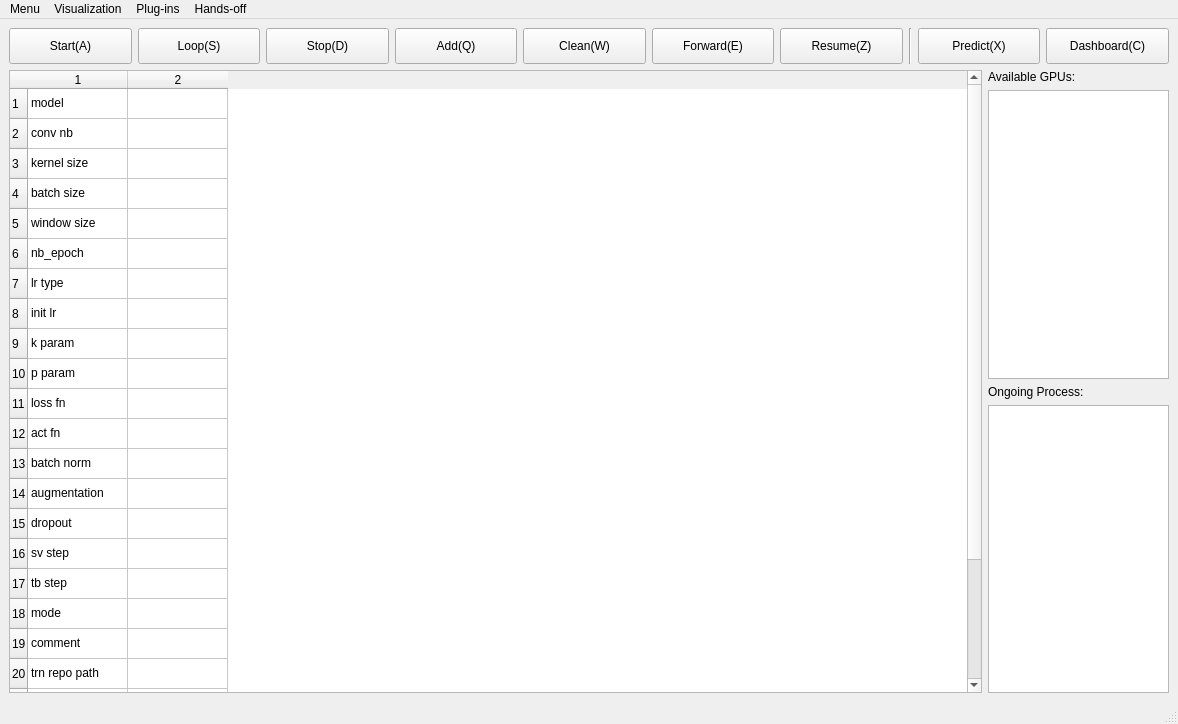
First picture: the form in _taskManager/mainwindow.ui, repository ZeliangSu/SegmentPy, before the edit.
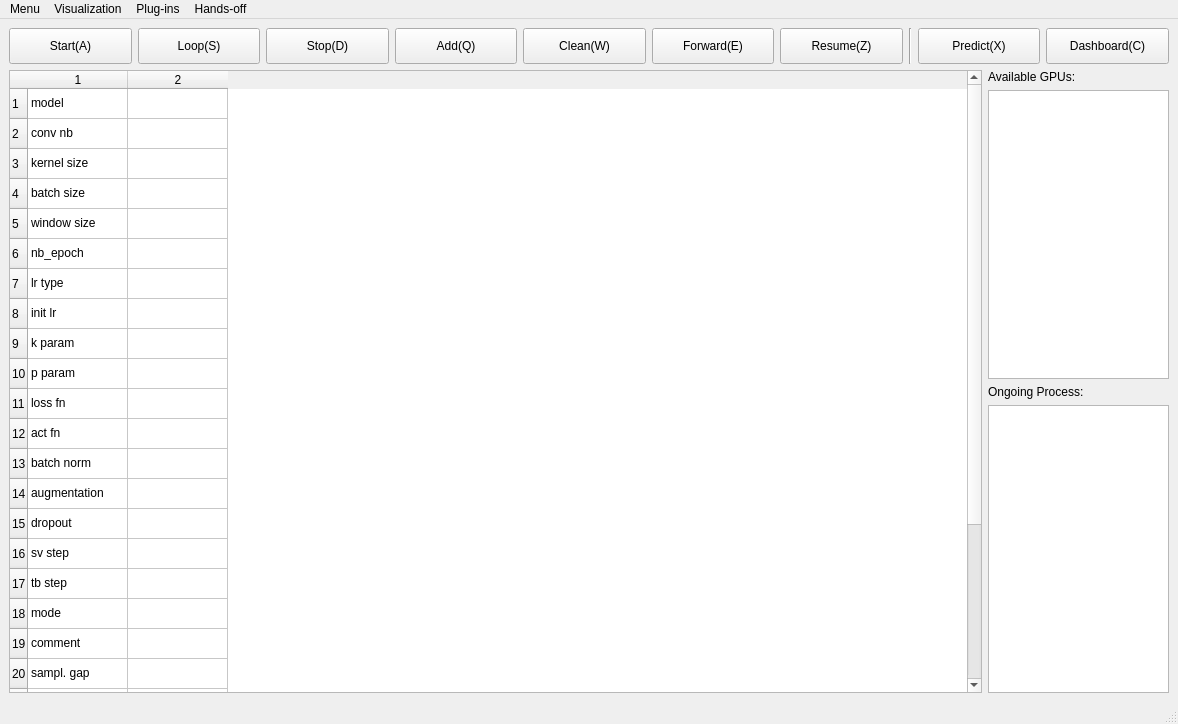
Second picture: the form after the edit. Icons and pictures are not drawn.

Commit message: 1. enable early stop

The edit to the form file:
```diff
--- a/_taskManager/mainwindow.ui
+++ b/_taskManager/mainwindow.ui
@@ -263,7 +263,7 @@
            <bool>false</bool>
           </property>
           <property name="rowCount">
-           <number>25</number>
+           <number>27</number>
           </property>
           <property name="columnCount">
            <number>2</number>
@@ -274,6 +274,11 @@
           <attribute name="horizontalHeaderDefaultSectionSize">
            <number>100</number>
           </attribute>
+          <attribute name="horizontalHeaderMinimumSectionSize">
+           <number>18</number>
+          </attribute>
+          <row/>
+          <row/>
           <row/>
           <row/>
           <row/>
@@ -416,30 +421,40 @@
           </item>
           <item row="19" column="0">
            <property name="text">
-            <string>trn repo path</string>
+            <string>sampl. gap</string>
            </property>
           </item>
           <item row="20" column="0">
            <property name="text">
-            <string>val repo path</string>
+            <string>stop. crit.</string>
            </property>
           </item>
           <item row="21" column="0">
            <property name="text">
-            <string>tst repo path</string>
+            <string>trn repo path</string>
            </property>
           </item>
           <item row="22" column="0">
            <property name="text">
-            <string>mdl. saved path</string>
+            <string>val repo path</string>
            </property>
           </item>
           <item row="23" column="0">
            <property name="text">
-            <string>ckpt path</string>
+            <string>tst repo path</string>
            </property>
           </item>
           <item row="24" column="0">
+           <property name="text">
+            <string>mdl. saved path</string>
+           </property>
+          </item>
+          <item row="25" column="0">
+           <property name="text">
+            <string>ckpt path</string>
+           </property>
+          </item>
+          <item row="26" column="0">
            <property name="text">
             <string>nodes</string>
            </property>
```
Left out of the diff: 3 changed lines with no effect on the pictures. The commit also changes 14 other files.
